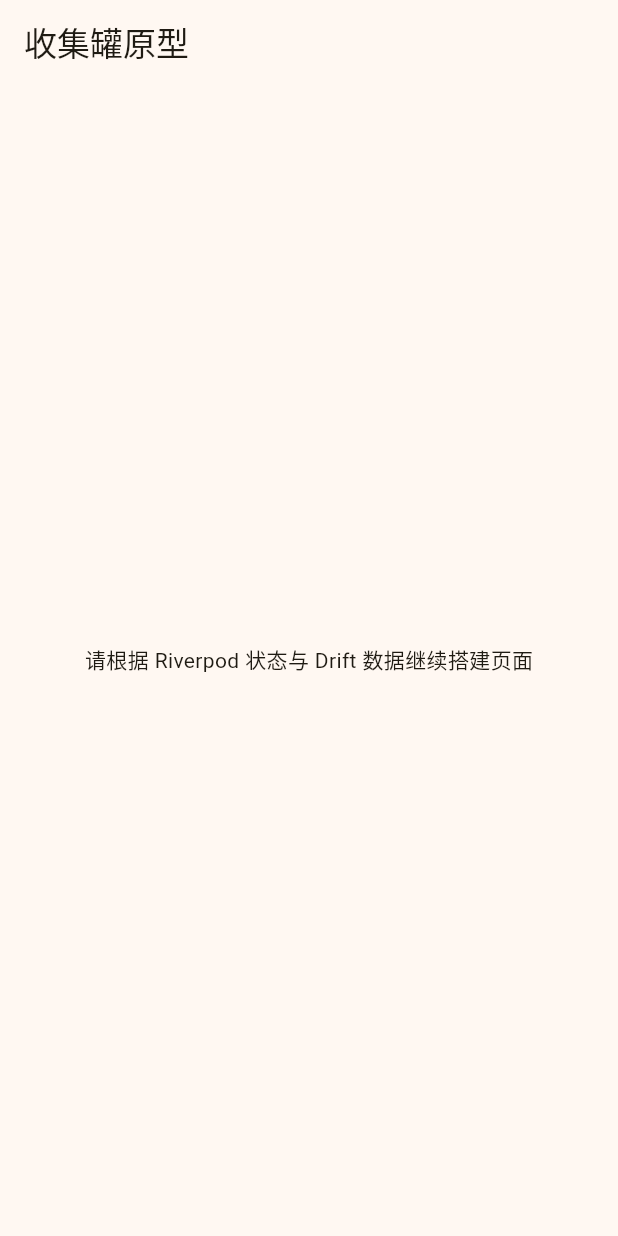
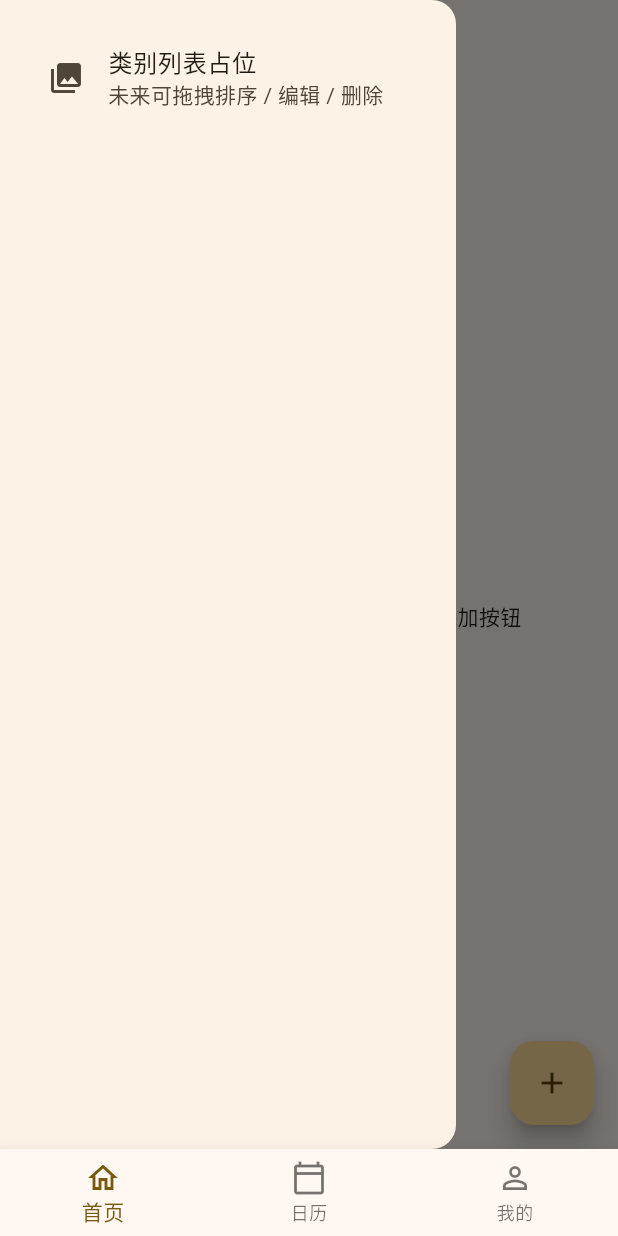
Before and after one commit to inf-xu/colltank, a Flutter app: the screen it shows after launch, with the side drawer open (before the commit the screen has no drawer), on a phone screen of 412 x 824 dp. Run offline on Flutter 3.47's test engine with Material 3 defaults, Android fonts, the phone set to English and light mode, and no system bars; our stand-ins replace drift, flutter_riverpod, freezed_annotation, go_router, riverpod, riverpod_annotation; accounts and stored records are empty; generated files the repository leaves out were written again.

Commit message:
搭建路由与页面框架

```diff
--- a/lib/app/app.dart
+++ b/lib/app/app.dart
@@ -1,33 +1,23 @@
 import 'package:flutter/material.dart';
+import 'package:go_router/go_router.dart';
+
+import 'router/app_router.dart';
 
 /// CollTank 全局入口，负责注入主题与路由骨架
 class CollTankApp extends StatelessWidget {
-  const CollTankApp({super.key});
+  CollTankApp({super.key});
+
+  final GoRouter _router = createAppRouter();
 
   @override
   Widget build(BuildContext context) {
-    return MaterialApp(
+    return MaterialApp.router(
       title: 'CollTank',
       theme: ThemeData(
         colorScheme: ColorScheme.fromSeed(seedColor: Colors.amber),
         useMaterial3: true,
       ),
-      home: const _PlaceholderHome(),
+      routerConfig: _router,
     );
   }
 }
-
-/// 开发阶段临时页面，后续用真实路由替换
-class _PlaceholderHome extends StatelessWidget {
-  const _PlaceholderHome();
-
-  @override
-  Widget build(BuildContext context) {
-    return Scaffold(
-      appBar: AppBar(title: const Text('收集罐原型')),
-      body: const Center(
-        child: Text('请根据 Riverpod 状态与 Drift 数据继续搭建页面'),
-      ),
-    );
-  }
-}
--- /dev/null
+++ b/lib/app/router/app_router.dart
@@ -0,0 +1,103 @@
+import 'package:flutter/material.dart';
+import 'package:go_router/go_router.dart';
+
+import '../../features/calendar/presentation/pages/calendar_page.dart';
+import '../../features/collections/presentation/pages/detail_page.dart';
+import '../../features/collections/presentation/pages/home_page.dart';
+import '../../features/profile/presentation/pages/profile_page.dart';
+import 'routes.dart';
+
+GoRouter createAppRouter() {
+  return GoRouter(
+    initialLocation: AppRoute.homePath,
+    routes: [
+      StatefulShellRoute.indexedStack(
+        builder: (context, state, navigationShell) =>
+            AppShell(navigationShell: navigationShell),
+        branches: [
+          StatefulShellBranch(
+            routes: [
+              GoRoute(
+                path: AppRoute.homePath,
+                name: AppRoute.home,
+                pageBuilder: (context, state) => const NoTransitionPage(
+                  child: HomePage(),
+                ),
+              ),
+            ],
+          ),
+          StatefulShellBranch(
+            routes: [
+              GoRoute(
+                path: AppRoute.calendarPath,
+                name: AppRoute.calendar,
+                pageBuilder: (context, state) => const NoTransitionPage(
+                  child: CalendarPage(),
+                ),
+              ),
+            ],
+          ),
+          StatefulShellBranch(
+            routes: [
+              GoRoute(
+                path: AppRoute.profilePath,
+                name: AppRoute.profile,
+                pageBuilder: (context, state) => const NoTransitionPage(
+                  child: ProfilePage(),
+                ),
+              ),
+            ],
+          ),
+        ],
+      ),
+      GoRoute(
+        path: AppRoute.detailPath,
+        name: AppRoute.detail,
+        builder: (context, state) {
+          final rawId = state.pathParameters['id'] ?? '0';
+          final id = int.tryParse(rawId) ?? 0;
+          return CollectionDetailPage(collectionId: id);
+        },
+      ),
+    ],
+  );
+}
+
+/// Shell 层：负责底部导航与内容切换
+class AppShell extends StatelessWidget {
+  const AppShell({super.key, required this.navigationShell});
+
+  final StatefulNavigationShell navigationShell;
+
+  void _onTap(int index) {
+    navigationShell.goBranch(
+      index,
+      initialLocation: index == navigationShell.currentIndex,
+    );
+  }
+
+  @override
+  Widget build(BuildContext context) {
+    return Scaffold(
+      body: navigationShell,
+      bottomNavigationBar: BottomNavigationBar(
+        currentIndex: navigationShell.currentIndex,
+        onTap: _onTap,
+        items: const [
+          BottomNavigationBarItem(
+            icon: Icon(Icons.home_outlined),
+            label: '首页',
+          ),
+          BottomNavigationBarItem(
+            icon: Icon(Icons.calendar_today_outlined),
+            label: '日历',
+          ),
+          BottomNavigationBarItem(
+            icon: Icon(Icons.person_outline),
+            label: '我的',
+          ),
+        ],
+      ),
+    );
+  }
+}
--- /dev/null
+++ b/lib/features/collections/presentation/pages/home_page.dart
@@ -0,0 +1,46 @@
+import 'package:flutter/material.dart';
+
+/// 首页（收集罐列表）占位
+class HomePage extends StatelessWidget {
+  const HomePage({super.key});
+
+  @override
+  Widget build(BuildContext context) {
+    return Scaffold(
+      appBar: AppBar(
+        title: const Text('收集罐'),
+        centerTitle: true,
+      ),
+      drawer: const _CollectionsDrawer(),
+      body: const Center(
+        child: Text('首页内容待实现：滚轮卡片 / 抽屉 / 添加按钮'),
+      ),
+      floatingActionButton: FloatingActionButton(
+        onPressed: () {},
+        child: const Icon(Icons.add),
+      ),
+    );
+  }
+}
+
+class _CollectionsDrawer extends StatelessWidget {
+  const _CollectionsDrawer();
+
+  @override
+  Widget build(BuildContext context) {
+    return Drawer(
+      child: SafeArea(
+        child: ListView(
+          padding: const EdgeInsets.all(16),
+          children: const [
+            ListTile(
+              leading: Icon(Icons.collections),
+              title: Text('类别列表占位'),
+              subtitle: Text('未来可拖拽排序 / 编辑 / 删除'),
+            ),
+          ],
+        ),
+      ),
+    );
+  }
+}
--- a/lib/main.dart
+++ b/lib/main.dart
@@ -6,7 +6,7 @@ import 'app/app.dart';
 /// 主入口：挂载 ProviderScope，确保 Riverpod 状态全局可用
 void main() {
   runApp(
-    const ProviderScope(
+    ProviderScope(
       child: CollTankApp(),
     ),
   );
```
Also changed, not shown: lib/app/router/routes.dart (added, +15 -0 lines), lib/features/calendar/presentation/pages/calendar_page.dart (added, +19 -0 lines), lib/features/collections/presentation/pages/detail_page.dart (added, +68 -0 lines), lib/features/profile/presentation/pages/profile_page.dart (added, +31 -0 lines).
